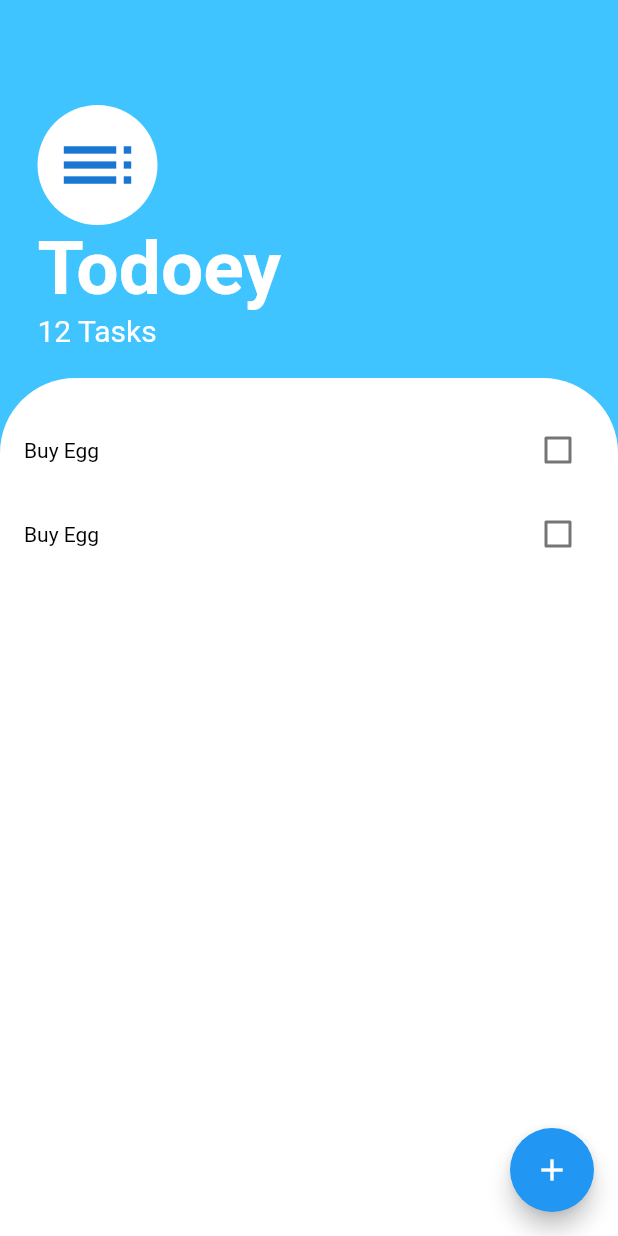
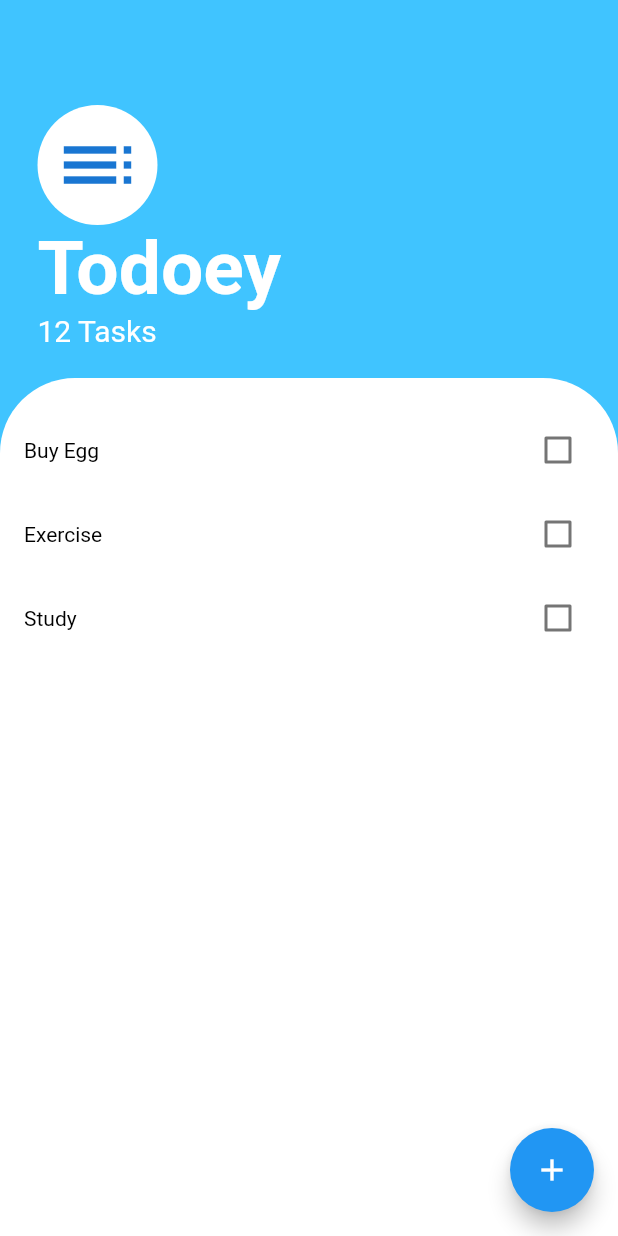
Before and after one commit to vikepk/Todey, a Flutter app: the screen it shows after launch, on a phone screen of 412 x 824 dp. Run offline on Flutter 3.47's test engine with Material 2 defaults, Android fonts, the phone set to English and light mode, and no system bars.

Commit message:
dynamic UI

```diff
--- a/lib/components/components.dart
+++ /dev/null
@@ -1,46 +0,0 @@
-import 'package:flutter/material.dart';
-
-class TaskTile extends StatefulWidget {
-
-
-  @override
-  State<TaskTile> createState() => _TaskTileState();
-
-}
-
-class _TaskTileState extends State<TaskTile> {
-  bool value= false;
-
-  @override
-  Widget build(BuildContext context) {
-    return ListTile(
-
-      title: Text("Buy Egg",),
-      titleTextStyle: TextStyle(decoration:value?TextDecoration.lineThrough:null,color: Colors.black),
-      trailing: IsCheck( ischecked: value,isCheck:(bool ischecked) {
-        setState(() {value=!ischecked;});
-        print(value);
-        //Callback Function
-      })
-    );
-  }
-}
-
-
-class IsCheck extends StatelessWidget {
-  late bool ischecked;
- final Function isCheck;
- //Inside a OnTap OnChanged
-  IsCheck({required this.ischecked,required this.isCheck});
-
-  @override
-  Widget build(BuildContext context) {
-    return Checkbox(
-        value: this.ischecked,
-        onChanged:(bool){
-          print(this.ischecked);
-          isCheck(this.ischecked);
-          //Check How to use inside a function
-        });
-  }
-}
--- /dev/null
+++ b/lib/components/task_tile.dart
@@ -0,0 +1,31 @@
+import 'package:flutter/material.dart';
+import 'package:todey/components/task_tile.dart';
+
+class TaskTile extends StatelessWidget {
+  late String str;
+  late bool isChecked;
+  Function ischeck;
+
+
+  TaskTile({required this.str,required this.isChecked,required this.ischeck});
+
+@override
+  Widget build(BuildContext context) {
+
+
+    return  ListTile(
+
+        title: Text("$str",style: TextStyle(color: Colors.black),),
+        titleTextStyle: TextStyle(decoration:isChecked?TextDecoration.lineThrough:null,color: Colors.black),
+        trailing:  Checkbox(
+            value: isChecked,
+            onChanged:(bool? isChecked){
+              //Check How to use inside a function
+              //Have to use Function inside onChanged and arguments have to be passed
+              ischeck(isChecked);
+            }
+
+            ),
+      );
+  }
+}
--- a/lib/components/tasklist.dart
+++ b/lib/components/tasklist.dart
@@ -1,5 +1,8 @@
 import 'package:flutter/material.dart';
-import 'package:todey/components/components.dart';
+import 'package:todey/components/task_tile.dart';
+
+import '../data/task.dart';
+
 
 
 
@@ -7,18 +10,30 @@ class TaskList extends StatefulWidget {
 
   @override
   State<TaskList> createState() => _TaskListState();
+
 }
 
+
 class _TaskListState extends State<TaskList> {
-
+  List<Task> task=[Task(name:"Buy Egg"  ),Task(name: "Exercise"),Task(name: "Study")];
   @override
   Widget build(BuildContext context) {
-    return ListView(
-      children: [
-        TaskTile(),
-        TaskTile(),
+    return ListView.builder(
 
-      ],
-    );
+      itemCount: task.length,
+        itemBuilder:(context, index){
+
+        return TaskTile(
+          //Constructor
+            str:task[index].name,
+            isChecked: task[index].isDone,
+            ischeck:(checkboxState){
+              setState(() {
+                  task[index].toggleDone();
+                  //setState inside a Stateful Widget a callback function
+            });
+            });
+
+    }  );
   }
 }
--- /dev/null
+++ b/lib/data/task.dart
@@ -0,0 +1,11 @@
+class Task {
+  late String name;
+  late bool isDone;
+  Task({required this.name,this.isDone=false});
+
+  void toggleDone(){
+    isDone=!isDone;
+    //print(isDone);
+  }
+
+}
--- a/lib/screens/taskscreen.dart
+++ b/lib/screens/taskscreen.dart
@@ -1,5 +1,5 @@
 import 'package:flutter/material.dart';
-import  'package:todey/components/components.dart';
+import 'package:todey/components/task_tile.dart';
 import 'package:todey/screens/add_task.dart';
 
 import '../components/tasklist.dart';
```
